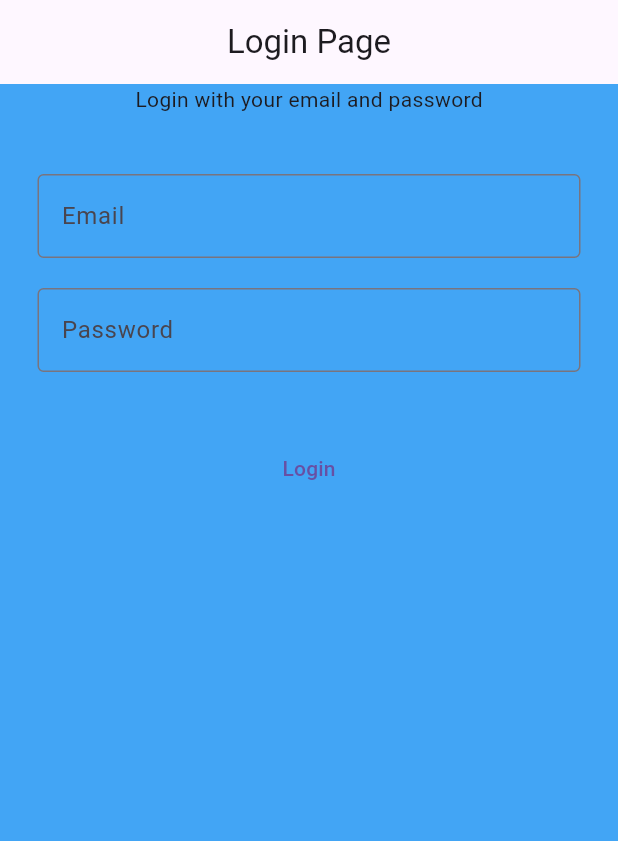
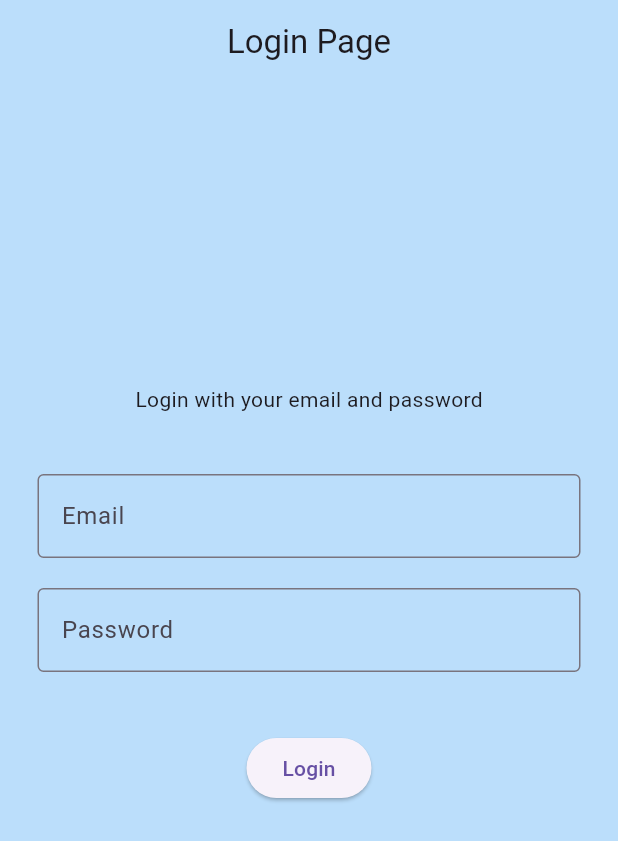
Before and after one commit to Arunvs16/evaluation, a Flutter app: the screen it shows after launch, on a phone screen of 412 x 824 dp. Shown: the top 841 px of the screen. Run offline on Flutter 3.47's test engine with Material 3 defaults, Android fonts, the phone set to English and light mode, and no system bars; our stand-ins replace firebase_auth, firebase_core; accounts and stored records are empty.

Commit message:
elevated button

```diff
--- a/lib/pages/login_page.dart
+++ b/lib/pages/login_page.dart
@@ -38,12 +38,17 @@ class _LoginPageState extends State<LoginPage> {
   Widget build(BuildContext context) {
     return Scaffold(
       appBar: AppBar(
+        backgroundColor: Colors.transparent,
         centerTitle: true,
         title: const Text("Login Page"),
       ),
-      backgroundColor: Colors.blue.shade400,
-      body: Column(
+      backgroundColor: Colors.blue.shade100,
+      body: SingleChildScrollView(
+        child: Column(
           children: [
+            const SizedBox(
+              height: 200,
+            ),
             // welcome text
             const Text("Login with your email and password"),
 
@@ -77,9 +82,14 @@ class _LoginPageState extends State<LoginPage> {
             const SizedBox(
               height: 40,
             ),
+
             // login button
-          TextButton(onPressed: login, child: const Text('Login'))
+            ElevatedButton(
+              onPressed: login,
+              child: const Text('Login'),
+            )
           ],
+        ),
       ),
     );
   }
```
Lines whose indentation alone changed are shown as unchanged.
